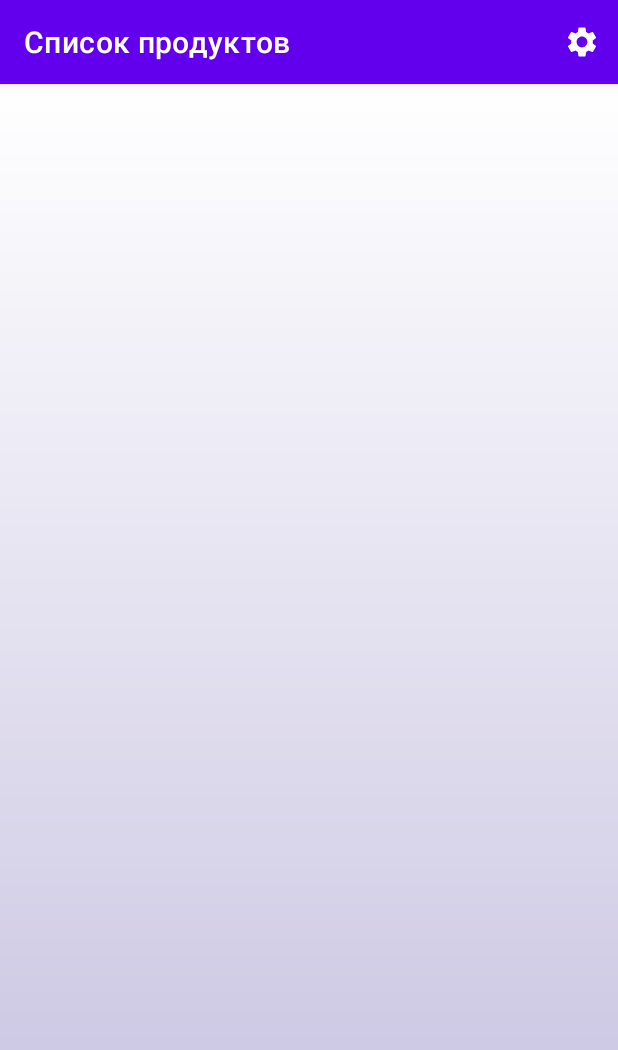
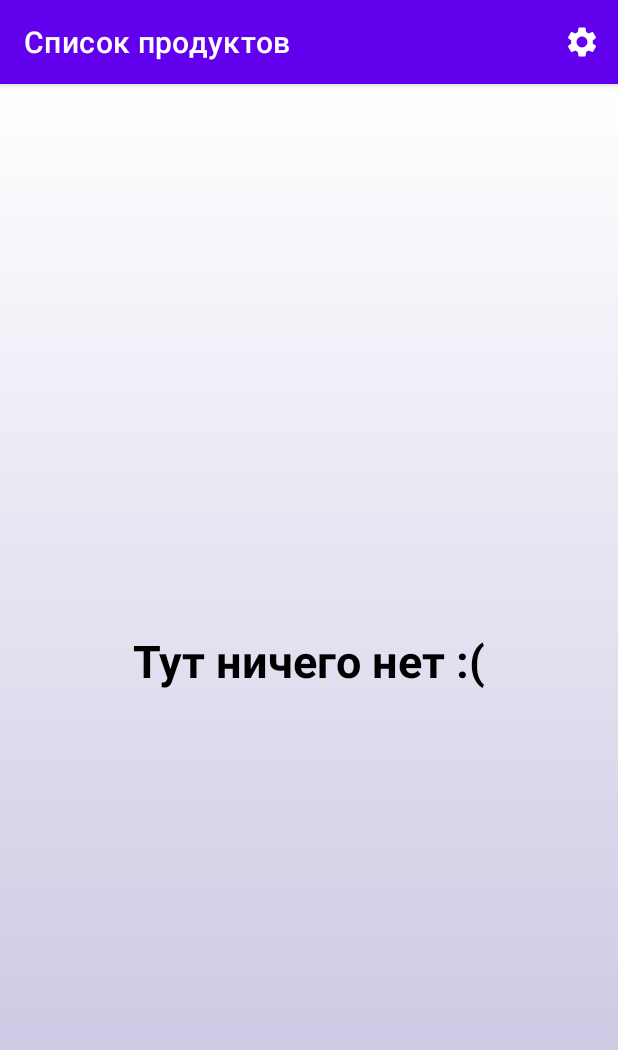
Before and after one commit to Cthutq295/ProductTask, an Android app: the screen it shows after launch (MainActivity), on a phone screen of 412 x 824 dp. Shown: the top 1050 px of the screen. Run offline under Robolectric (Android 15) with nearby library versions, the phone set to English and light mode, and no system bars; our stand-ins replace Dagger/Hilt's generated code, navigation-ui; pictures from the network do not load.

Commit message:
Change product click function name

```diff
--- a/app/src/main/java/com/lazy/producttask/adapter/ProductListAdapter.kt
+++ b/app/src/main/java/com/lazy/producttask/adapter/ProductListAdapter.kt
@@ -23,7 +23,7 @@ class ProductListAdapter(
                 if (position != RecyclerView.NO_POSITION) {
                     val product = getItem(position)
                     if (product != null) {
-                        listener.onProductClick(product)
+                        listener.onProductItemClick(product)
                     }
                 }
             }
@@ -66,6 +66,6 @@ class ProductListAdapter(
     }
 
     interface OnProductClickListener {
-        fun onProductClick(item: ProductItem)
+        fun onProductItemClick(item: ProductItem)
     }
 }
--- a/app/src/main/java/com/lazy/producttask/ui/ProductListFragment.kt
+++ b/app/src/main/java/com/lazy/producttask/ui/ProductListFragment.kt
@@ -1,7 +1,6 @@
 package com.lazy.producttask.ui
 
 import android.os.Bundle
-import android.util.Log
 import android.view.Menu
 import android.view.MenuInflater
 import android.view.MenuItem
@@ -48,7 +47,7 @@ class ProductListFragment : Fragment(R.layout.fragment_product_list),
         }
     }
 
-    override fun onProductClick(item: ProductItem) {
+    override fun onProductItemClick(item: ProductItem) {
         val direction =
             ProductListFragmentDirections.actionProductListFragmentToProductInfoFragment(
                 item.title,
--- a/app/src/main/res/layout/fragment_product_list.xml
+++ b/app/src/main/res/layout/fragment_product_list.xml
@@ -1,5 +1,6 @@
 <?xml version="1.0" encoding="utf-8"?>
-<LinearLayout xmlns:android="http://schemas.android.com/apk/res/android"
+<androidx.constraintlayout.widget.ConstraintLayout xmlns:android="http://schemas.android.com/apk/res/android"
+    xmlns:app="http://schemas.android.com/apk/res-auto"
     xmlns:tools="http://schemas.android.com/tools"
     android:layout_width="match_parent"
     android:layout_height="match_parent"
@@ -7,10 +8,24 @@
     android:orientation="vertical"
     tools:context=".ui.ProductListFragment">
 
+    <TextView
+        android:id="@+id/tvListIsEmpty"
+        android:layout_width="wrap_content"
+        android:layout_height="wrap_content"
+        android:text="@string/list_is_empty"
+        android:textColor="@color/black"
+        android:textSize="30sp"
+        android:textStyle="bold"
+        app:layout_constraintBottom_toBottomOf="parent"
+        app:layout_constraintEnd_toEndOf="parent"
+        app:layout_constraintStart_toStartOf="parent"
+        app:layout_constraintTop_toTopOf="parent" />
+
     <androidx.recyclerview.widget.RecyclerView
         android:id="@+id/rvProductList"
         android:layout_width="match_parent"
         android:layout_height="match_parent"
+        android:visibility="gone"
         tools:listitem="@layout/item_product" />
 
-</LinearLayout>
+</androidx.constraintlayout.widget.ConstraintLayout>
```
